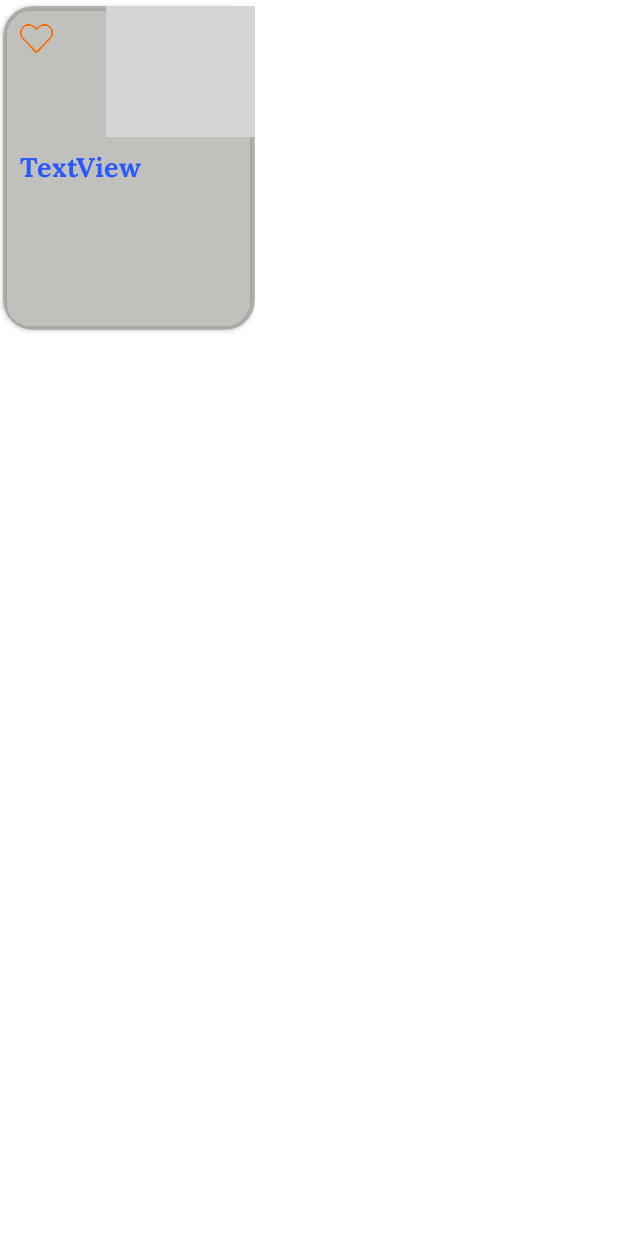
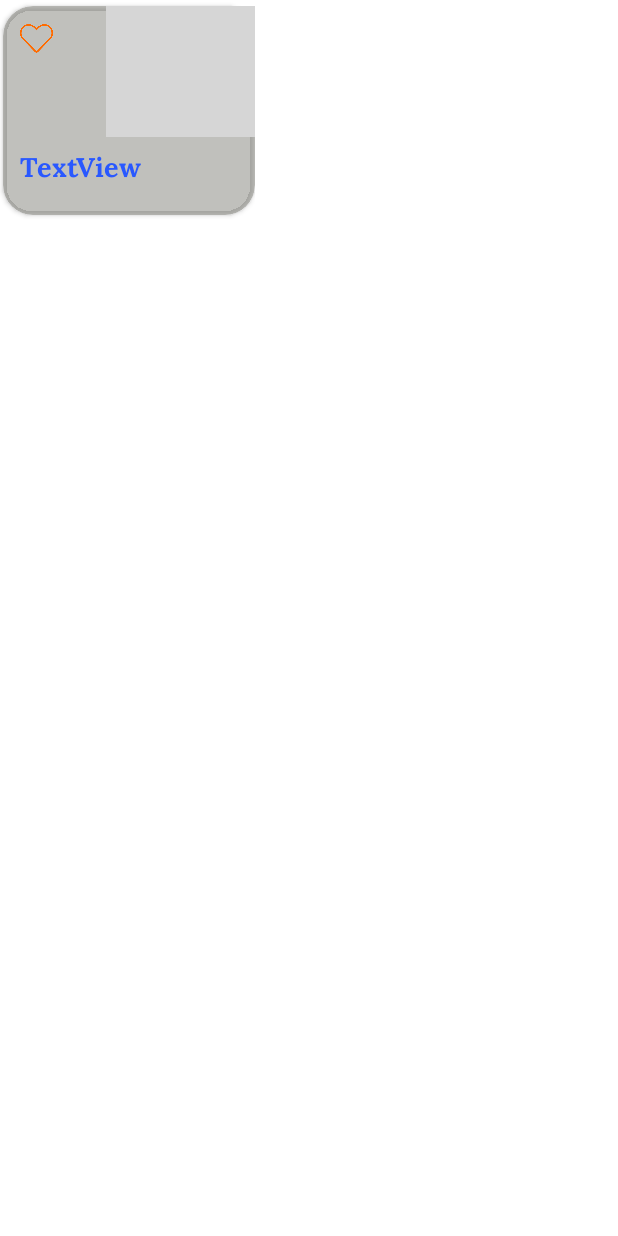
Before and after one commit to moneer0100/Meal-App, an Android app: the layout main_category_item.xml on its own in the app's theme, with its tools: preview values and no code run, on a phone screen of 412 x 824 dp. Run offline under Robolectric (Android 15) with nearby library versions, the phone set to English and light mode, and no system bars; network calls fail; grey boxes are pictures that could not be loaded.

Commit message:
making some update

```diff
--- a/app/src/main/java/com/example/mealapp/view/SeeAllCategory.kt
+++ b/app/src/main/java/com/example/mealapp/view/SeeAllCategory.kt
@@ -45,7 +45,7 @@ class SeeAllCategory : Fragment() {
         inflater: LayoutInflater, container: ViewGroup?,
         savedInstanceState: Bundle?
     ): View? {
-        // Inflate the layout for this fragment
+
         _binding = FragmentSeeAllCategoryBinding.inflate(inflater, container, false)
         return binding.root
     }
@@ -56,11 +56,11 @@ class SeeAllCategory : Fragment() {
 
         homeAdapter = HomeAdapter(
             onItemClick = { categoryMeal ->
-                val action = HomeFragmentDirections.actionHomeFragmentToSubCategory(categoryMeal.strCategory)
+                val action = SeeAllCategoryDirections.actionSeeAllCategoryToSubCategory(categoryMeal.strCategory)
                 findNavController().navigate(action)
             },
             onFavClicked = { categoryMeal ->
-                // Save to favorites
+
                 val mealToFav = MealDataFav(
                     id = categoryMeal.idCategory.toLong(),
                     title = categoryMeal.strCategory,
--- a/app/src/main/java/com/example/mealapp/view/SubCategory.kt
+++ b/app/src/main/java/com/example/mealapp/view/SubCategory.kt
@@ -56,7 +56,7 @@ class SubCategory : Fragment() {
 
         subCategoryAdapter=SubCategoryAdapter(
             onItemClick = { categoryMeal ->
-                val action = HomeFragmentDirections.actionHomeFragmentToSubCategory(categoryMeal.idMeal)
+                val action = SubCategoryDirections.actionSubCategoryToRecipe(categoryMeal.idMeal)
                 findNavController().navigate(action)
             },
             onFavClicked = { categoryMeal ->
@@ -89,6 +89,7 @@ class SubCategory : Fragment() {
         binding.recyclersubCategory.apply {
             layoutManager = LinearLayoutManager(requireContext())
             adapter = subCategoryAdapter
+
         }
             binding.imageView31.setOnClickListener{
                 findNavController().navigate(R.id.action_subCategory_to_homeFragment)
--- a/app/src/main/res/layout/main_category_item.xml
+++ b/app/src/main/res/layout/main_category_item.xml
@@ -7,7 +7,7 @@
 
     <androidx.cardview.widget.CardView
         android:layout_width="168dp"
-        android:layout_height="216dp"
+        android:layout_height="wrap_content"
         android:layout_marginStart="2dp"
         android:layout_marginTop="4dp"
         android:layout_marginBottom="10dp"
@@ -45,10 +45,12 @@
                 android:layout_height="wrap_content"
                 android:layout_marginStart="11dp"
                 android:layout_marginTop="61dp"
+                android:layout_marginBottom="20dp"
                 android:fontFamily="@font/bold"
                 android:text="TextView"
                 android:textColor="#2958FF"
                 android:textSize="18sp"
+                app:layout_constraintBottom_toBottomOf="parent"
                 app:layout_constraintStart_toStartOf="parent"
                 app:layout_constraintTop_toBottomOf="@+id/imageView18" />
 
```
